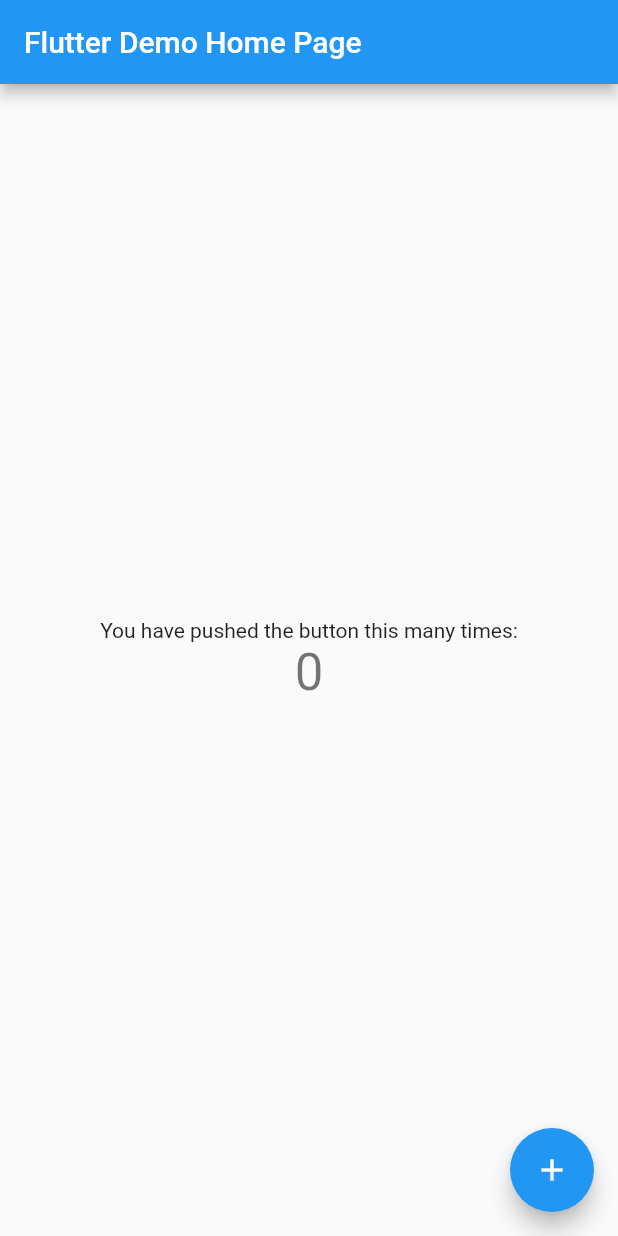
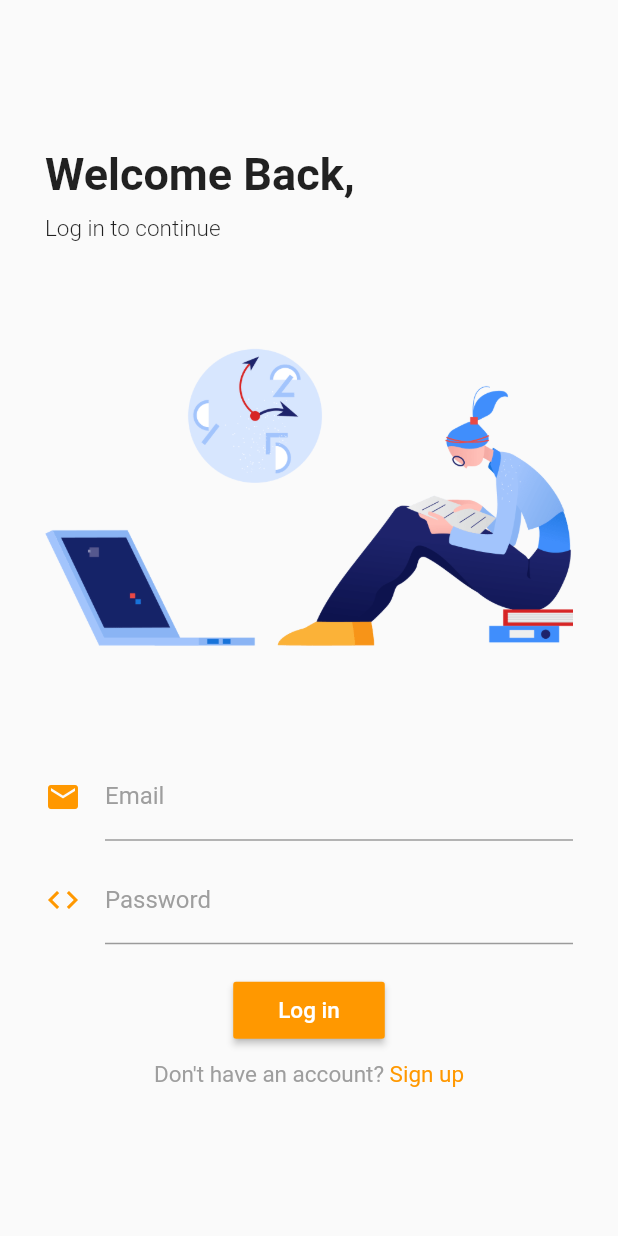
Before and after one commit to AbePlays/Viewster, a Flutter app: the screen it shows after launch, on a phone screen of 412 x 824 dp. Run offline on Flutter 3.47's test engine with Material 2 defaults, Android fonts, the phone set to English and light mode, and no system bars.

Commit message:
Signin Page Ready

```diff
--- a/lib/main.dart
+++ b/lib/main.dart
@@ -1,117 +1,18 @@
 import 'package:flutter/material.dart';
+import 'package:viewster/screens/auth/Signin.dart';
 
 void main() {
   runApp(MyApp());
 }
 
 class MyApp extends StatelessWidget {
-  // This widget is the root of your application.
   @override
   Widget build(BuildContext context) {
     return MaterialApp(
-      title: 'Flutter Demo',
-      theme: ThemeData(
-        // This is the theme of your application.
-        //
-        // Try running your application with "flutter run". You'll see the
-        // application has a blue toolbar. Then, without quitting the app, try
-        // changing the primarySwatch below to Colors.green and then invoke
-        // "hot reload" (press "r" in the console where you ran "flutter run",
-        // or simply save your changes to "hot reload" in a Flutter IDE).
-        // Notice that the counter didn't reset back to zero; the application
-        // is not restarted.
-        primarySwatch: Colors.blue,
-        // This makes the visual density adapt to the platform that you run
-        // the app on. For desktop platforms, the controls will be smaller and
-        // closer together (more dense) than on mobile platforms.
-        visualDensity: VisualDensity.adaptivePlatformDensity,
-      ),
-      home: MyHomePage(title: 'Flutter Demo Home Page'),
-    );
+        title: 'Flutter Demo',
+        theme: ThemeData(
+          primarySwatch: Colors.blue,
+        ),
+        home: Signin());
   }
 }
-
-class MyHomePage extends StatefulWidget {
-  MyHomePage({Key key, this.title}) : super(key: key);
-
-  // This widget is the home page of your application. It is stateful, meaning
-  // that it has a State object (defined below) that contains fields that affect
-  // how it looks.
-
-  // This class is the configuration for the state. It holds the values (in this
-  // case the title) provided by the parent (in this case the App widget) and
-  // used by the build method of the State. Fields in a Widget subclass are
-  // always marked "final".
-
-  final String title;
-
-  @override
-  _MyHomePageState createState() => _MyHomePageState();
-}
-
-class _MyHomePageState extends State<MyHomePage> {
-  int _counter = 0;
-
-  void _incrementCounter() {
-    setState(() {
-      // This call to setState tells the Flutter framework that something has
-      // changed in this State, which causes it to rerun the build method below
-      // so that the display can reflect the updated values. If we changed
-      // _counter without calling setState(), then the build method would not be
-      // called again, and so nothing would appear to happen.
-      _counter++;
-    });
-  }
-
-  @override
-  Widget build(BuildContext context) {
-    // This method is rerun every time setState is called, for instance as done
-    // by the _incrementCounter method above.
-    //
-    // The Flutter framework has been optimized to make rerunning build methods
-    // fast, so that you can just rebuild anything that needs updating rather
-    // than having to individually change instances of widgets.
-    return Scaffold(
-      appBar: AppBar(
-        // Here we take the value from the MyHomePage object that was created by
-        // the App.build method, and use it to set our appbar title.
-        title: Text(widget.title),
-      ),
-      body: Center(
-        // Center is a layout widget. It takes a single child and positions it
-        // in the middle of the parent.
-        child: Column(
-          // Column is also a layout widget. It takes a list of children and
-          // arranges them vertically. By default, it sizes itself to fit its
-          // children horizontally, and tries to be as tall as its parent.
-          //
-          // Invoke "debug painting" (press "p" in the console, choose the
-          // "Toggle Debug Paint" action from the Flutter Inspector in Android
-          // Studio, or the "Toggle Debug Paint" command in Visual Studio Code)
-          // to see the wireframe for each widget.
-          //
-          // Column has various properties to control how it sizes itself and
-          // how it positions its children. Here we use mainAxisAlignment to
-          // center the children vertically; the main axis here is the vertical
-          // axis because Columns are vertical (the cross axis would be
-          // horizontal).
-          mainAxisAlignment: MainAxisAlignment.center,
-          children: <Widget>[
-            Text(
-              'You have pushed the button this many times:',
-            ),
-            Text(
-              '$_counter',
-              style: Theme.of(context).textTheme.headline4,
-            ),
-          ],
-        ),
-      ),
-      floatingActionButton: FloatingActionButton(
-        onPressed: _incrementCounter,
-        tooltip: 'Increment',
-        child: Icon(Icons.add),
-      ), // This trailing comma makes auto-formatting nicer for build methods.
-    );
-  }
-}
--- /dev/null
+++ b/lib/screens/auth/Signin.dart
@@ -0,0 +1,113 @@
+import 'package:flutter/gestures.dart';
+import 'package:flutter/material.dart';
+
+class Signin extends StatefulWidget {
+  @override
+  _SigninState createState() => _SigninState();
+}
+
+class _SigninState extends State<Signin> {
+  TextStyle defaultStyle = TextStyle(color: Colors.grey, fontSize: 15.0);
+  TextStyle linkStyle = TextStyle(color: Colors.orange);
+
+  @override
+  Widget build(BuildContext context) {
+    return Scaffold(
+      body: Container(
+        padding: EdgeInsets.symmetric(vertical: 20, horizontal: 30),
+        child: Column(
+          crossAxisAlignment: CrossAxisAlignment.start,
+          mainAxisAlignment: MainAxisAlignment.center,
+          children: <Widget>[
+            Text(
+              'Welcome Back,',
+              style: TextStyle(fontWeight: FontWeight.bold, fontSize: 30),
+            ),
+            SizedBox(
+              height: 10,
+            ),
+            Text(
+              'Log in to continue',
+              style: TextStyle(fontWeight: FontWeight.w300, fontSize: 15),
+            ),
+            SizedBox(
+              height: 20,
+            ),
+            Center(
+              child: Image(
+                image: AssetImage('assets/images/signin.png'),
+                height: 300,
+              ),
+            ),
+            SizedBox(
+              height: 20,
+            ),
+            TextFormField(
+              decoration: InputDecoration(
+                icon: Icon(
+                  Icons.email,
+                  color: Colors.orange,
+                ),
+                labelText: "Email",
+                labelStyle: TextStyle(color: Colors.grey),
+                focusedBorder: UnderlineInputBorder(
+                  borderSide: BorderSide(color: Colors.orange),
+                ),
+              ),
+            ),
+            SizedBox(
+              height: 10,
+            ),
+            TextFormField(
+              obscureText: true,
+              decoration: InputDecoration(
+                icon: Icon(
+                  Icons.code,
+                  color: Colors.orange,
+                ),
+                labelText: 'Password',
+                labelStyle: TextStyle(color: Colors.grey),
+                focusedBorder: UnderlineInputBorder(
+                  borderSide: BorderSide(color: Colors.orange),
+                ),
+              ),
+            ),
+            SizedBox(
+              height: 20,
+            ),
+            Center(
+              child: RaisedButton(
+                onPressed: () {},
+                child: Text(
+                  "Log in",
+                  style: TextStyle(fontSize: 15),
+                ),
+                textColor: Colors.white,
+                padding: EdgeInsets.symmetric(vertical: 10, horizontal: 30),
+                color: Colors.orange,
+              ),
+            ),
+            SizedBox(
+              height: 10,
+            ),
+            Center(
+              child: RichText(
+                text: TextSpan(
+                  style: defaultStyle,
+                  children: <TextSpan>[
+                    TextSpan(text: "Don't have an account? "),
+                    TextSpan(
+                      text: 'Sign up',
+                      style: linkStyle,
+                      recognizer: TapGestureRecognizer()..onTap = () {},
+                    ),
+                  ],
+                ),
+              ),
+            )
+          ],
+        ),
+      ),
+    );
+  }
+}
```
Also changed, not shown: pubspec.yaml (+3 -7 lines), assets/images/signin.png (added), assets/images/signup.png (added).
